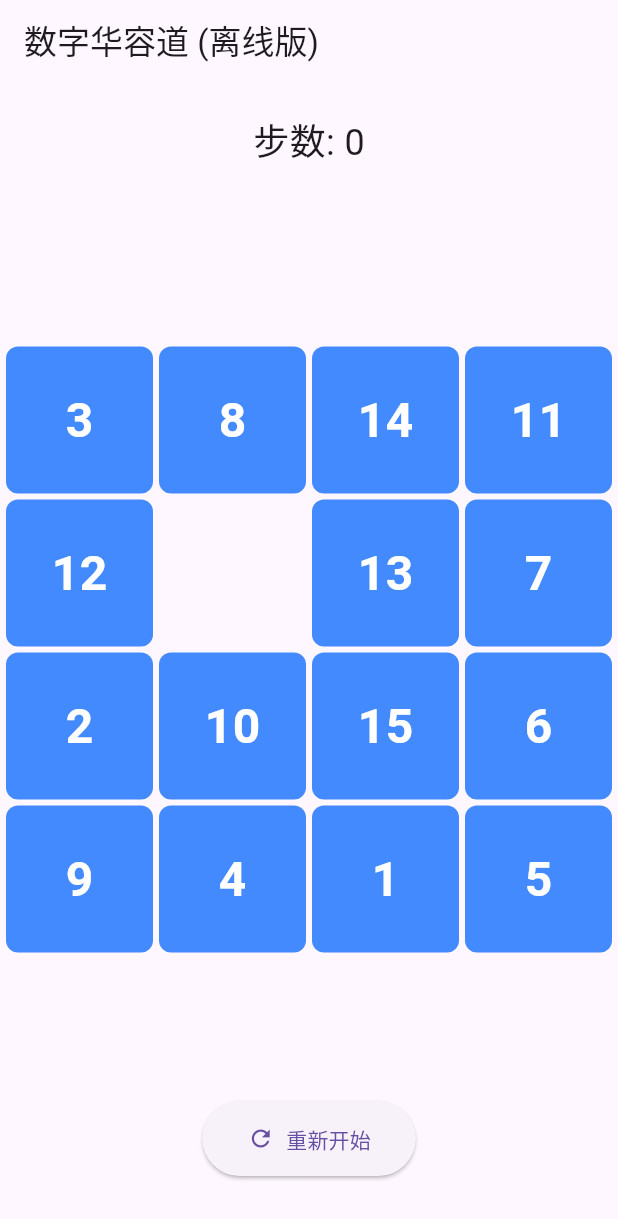
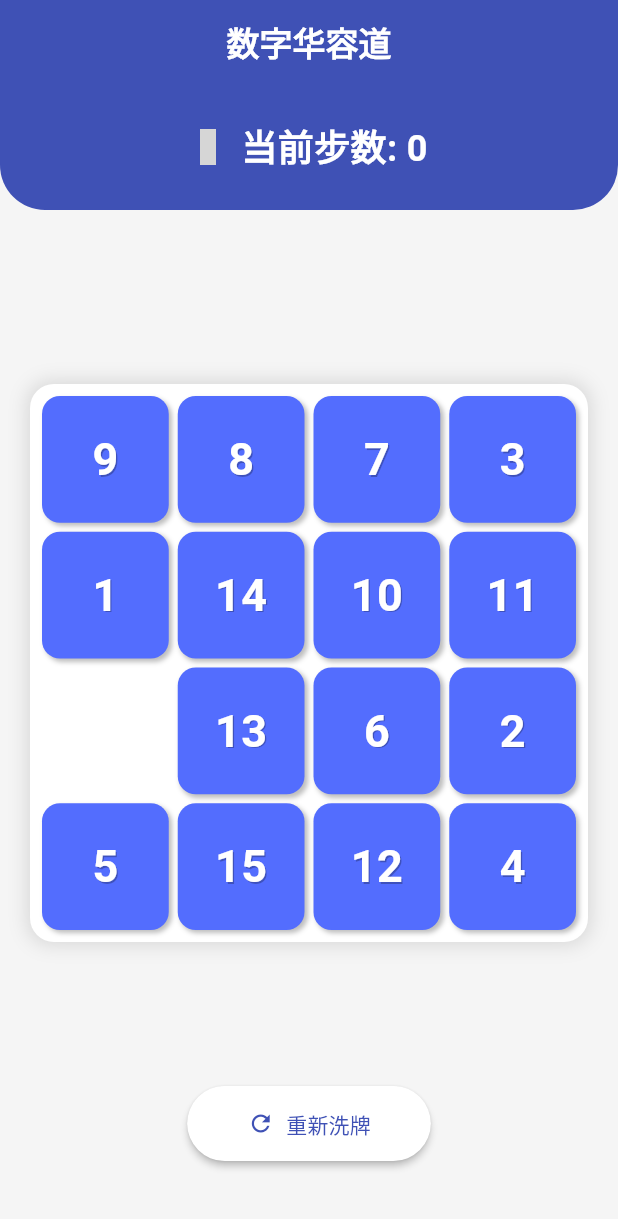
Before and after one commit to kai2ou1/Huarong-Road, a Flutter app: the screen it shows after launch, on a phone screen of 412 x 824 dp. Shown: the top 1219 px of the screen. Run offline on Flutter 3.47's test engine with Material 3 defaults, Android fonts, the phone set to English and light mode, and no system bars; statements that could not run were skipped; grey boxes are pictures that could not be loaded.

Commit message:
Update main.dart

```diff
--- a/lib/main.dart
+++ b/lib/main.dart
@@ -11,9 +11,12 @@ class HuarongRoadApp extends StatelessWidget {
   @override
   Widget build(BuildContext context) {
     return MaterialApp(
-      debugShowCheckedModeBanner: false,
+      debugShowCheckedModeBanner: false, // 去掉右上角那个"Debug"红条
       title: '数字华容道',
-      theme: ThemeData(primarySwatch: Colors.blue),
+      theme: ThemeData(
+        useMaterial3: true,
+        colorScheme: ColorScheme.fromSeed(seedColor: Colors.indigo),
+      ),
       home: const GamePage(),
     );
   }
@@ -27,7 +30,6 @@ class GamePage extends StatefulWidget {
 }
 
 class _GamePageState extends State<GamePage> {
-  // 4x4 网格，1-15是数字，0代表空白
   List<int> numbers = [];
   int moveCount = 0;
   bool isWon = false;
@@ -38,45 +40,35 @@ class _GamePageState extends State<GamePage> {
     _startNewGame();
   }
 
-  // 初始化并打乱（通过模拟随机移动确保一定有解）
   void _startNewGame() {
-    numbers = List.generate(16, (index) => (index + 1) % 16); // 1,2...15,0
+    numbers = List.generate(16, (index) => (index + 1) % 16);
     moveCount = 0;
     isWon = false;
-
-    // 模拟随机移动 500 次来打乱
     Random rng = Random();
     int emptyIndex = 15;
     int lastMove = -1;
 
-    for (int i = 0; i < 500; i++) {
+    // 增加打乱次数到800，确保更随机
+    for (int i = 0; i < 800; i++) {
       List<int> neighbors = _getNeighbors(emptyIndex);
-      // 避免来回移动
       neighbors.remove(lastMove);
-      if (neighbors.isEmpty) { // 死胡同（极少见），重置
-         lastMove = -1;
-         continue;
-      }
-
+      if (neighbors.isEmpty) { lastMove = -1; continue; }
       int target = neighbors[rng.nextInt(neighbors.length)];
       _swap(emptyIndex, target);
-      lastMove = emptyIndex; // 记录上一次空白块的位置
+      lastMove = emptyIndex;
       emptyIndex = target;
     }
-
     setState(() {});
   }
 
-  // 获取空白块周围的可移动索引
   List<int> _getNeighbors(int index) {
     List<int> neighbors = [];
     int row = index ~/ 4;
     int col = index % 4;
-
-    if (row > 0) neighbors.add(index - 4); // 上
-    if (row < 3) neighbors.add(index + 4); // 下
-    if (col > 0) neighbors.add(index - 1); // 左
-    if (col < 3) neighbors.add(index + 1); // 右
+    if (row > 0) neighbors.add(index - 4);
+    if (row < 3) neighbors.add(index + 4);
+    if (col > 0) neighbors.add(index - 1);
+    if (col < 3) neighbors.add(index + 1);
     return neighbors;
   }
 
@@ -88,9 +80,7 @@ class _GamePageState extends State<GamePage> {
 
   void _onTileTap(int index) {
     if (isWon) return;
-
     int emptyIndex = numbers.indexOf(0);
-    // 判断点击的格子是否在空白格旁边
     if (_isAdjacent(index, emptyIndex)) {
       setState(() {
         _swap(index, emptyIndex);
@@ -118,16 +108,17 @@ class _GamePageState extends State<GamePage> {
     });
     showDialog(
       context: context,
+      barrierDismissible: false,
       builder: (ctx) => AlertDialog(
-        title: const Text("恭喜胜利！"),
-        content: Text("你用了 $moveCount 步完成了游戏。"),
+        title: const Text("🎉 挑战成功！"),
+        content: Text("你用了 $moveCount 步完成了还原。"),
         actions: [
           TextButton(
             onPressed: () {
               Navigator.of(ctx).pop();
               _startNewGame();
             },
-            child: const Text("再来一局"),
+            child: const Text("再玩一次"),
           )
         ],
       ),
@@ -137,44 +128,79 @@ class _GamePageState extends State<GamePage> {
   @override
   Widget build(BuildContext context) {
     return Scaffold(
-      appBar: AppBar(title: const Text("数字华容道 (离线版)")),
+      backgroundColor: Colors.grey[100],
+      appBar: AppBar(
+        centerTitle: true,
+        title: const Text("数字华容道", style: TextStyle(fontWeight: FontWeight.bold)),
+        elevation: 0,
+        backgroundColor: Colors.indigo,
+        foregroundColor: Colors.white,
+      ),
       body: Column(
         children: [
-          Padding(
-            padding: const EdgeInsets.all(20.0),
-            child: Text("步数: $moveCount", style: const TextStyle(fontSize: 24)),
+          Container(
+            padding: const EdgeInsets.all(24),
+            decoration: const BoxDecoration(
+              color: Colors.indigo,
+              borderRadius: BorderRadius.only(
+                bottomLeft: Radius.circular(30),
+                bottomRight: Radius.circular(30),
+              ),
+            ),
+            child: Row(
+              mainAxisAlignment: MainAxisAlignment.center,
+              children: [
+                const Icon(Icons.foot_bones, color: Colors.white70),
+                const SizedBox(width: 10),
+                Text("当前步数: $moveCount",
+                  style: const TextStyle(fontSize: 24, color: Colors.white, fontWeight: FontWeight.bold)),
+              ],
+            ),
           ),
+          const SizedBox(height: 40),
           Expanded(
             child: Center(
-              child: AspectRatio(
-                aspectRatio: 1.0,
-                child: Container(
-                  padding: const EdgeInsets.all(4.0),
+              child: Container(
+                margin: const EdgeInsets.symmetric(horizontal: 20),
+                padding: const EdgeInsets.all(8),
+                decoration: BoxDecoration(
+                  color: Colors.white,
+                  borderRadius: BorderRadius.circular(16),
+                  boxShadow: [
+                    BoxShadow(color: Colors.black12, blurRadius: 10, spreadRadius: 2)
+                  ],
+                ),
+                child: AspectRatio(
+                  aspectRatio: 1.0,
                   child: GridView.builder(
                     physics: const NeverScrollableScrollPhysics(),
                     gridDelegate: const SliverGridDelegateWithFixedCrossAxisCount(
                       crossAxisCount: 4,
-                      crossAxisSpacing: 4,
-                      mainAxisSpacing: 4,
+                      crossAxisSpacing: 6,
+                      mainAxisSpacing: 6,
                     ),
                     itemCount: 16,
                     itemBuilder: (context, index) {
                       int number = numbers[index];
-                      if (number == 0) return const SizedBox.shrink(); // 空白格
+                      if (number == 0) return const SizedBox.shrink();
                       return GestureDetector(
                         onTap: () => _onTileTap(index),
                         child: Container(
                           decoration: BoxDecoration(
-                            color: Colors.blueAccent,
-                            borderRadius: BorderRadius.circular(8),
+                            color: isWon ? Colors.green : Colors.indigoAccent,
+                            borderRadius: BorderRadius.circular(12),
+                            boxShadow: const [
+                               BoxShadow(color: Colors.black26, offset: Offset(2, 2), blurRadius: 2)
+                            ],
                           ),
                           alignment: Alignment.center,
                           child: Text(
                             "$number",
                             style: const TextStyle(
-                                fontSize: 32,
+                                fontSize: 30,
                                 color: Colors.white,
-                                fontWeight: FontWeight.bold
+                                fontWeight: FontWeight.bold,
+                                shadows: [Shadow(color: Colors.black26, offset: Offset(1,1))]
                             ),
                           ),
                         ),
@@ -186,12 +212,16 @@ class _GamePageState extends State<GamePage> {
             ),
           ),
           Padding(
-            padding: const EdgeInsets.only(bottom: 40.0),
+            padding: const EdgeInsets.only(bottom: 50.0, top: 20),
             child: ElevatedButton.icon(
               icon: const Icon(Icons.refresh),
-              label: const Text("重新开始"),
+              label: const Text("重新洗牌"),
               style: ElevatedButton.styleFrom(
-                padding: const EdgeInsets.symmetric(horizontal: 30, vertical: 15),
+                backgroundColor: Colors.white,
+                foregroundColor: Colors.indigo,
+                elevation: 2,
+                padding: const EdgeInsets.symmetric(horizontal: 40, vertical: 15),
+                shape: RoundedRectangleBorder(borderRadius: BorderRadius.circular(30)),
               ),
               onPressed: _startNewGame,
             ),
```
